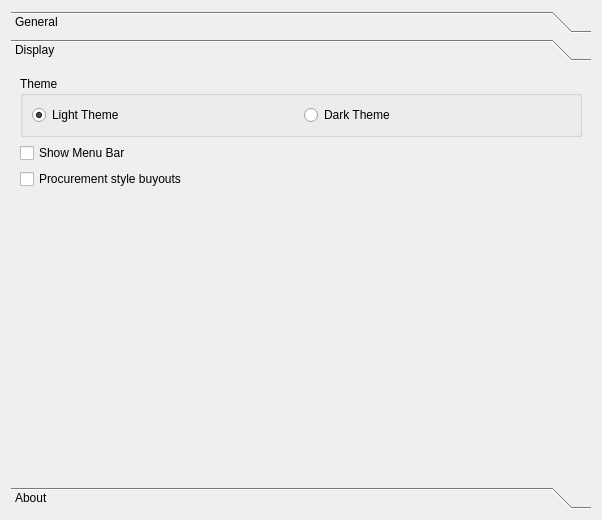
The window that forms/settingspane.ui (xyzz/acquisition) describes before a commit, drawn with Qt 5.
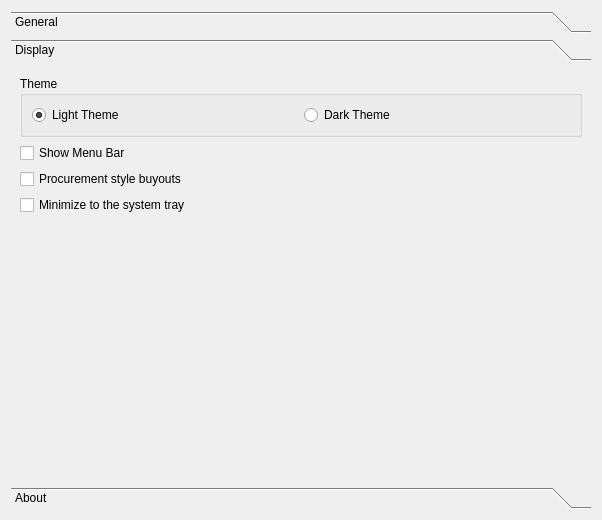
The same window after the commit. The open tabs and pages were chosen to show the change.

Commit message: Added a toggle to minimizing to the system tray

```diff
--- a/forms/settingspane.ui
+++ b/forms/settingspane.ui
@@ -320,6 +320,13 @@
          </property>
         </widget>
        </item>
+       <item>
+        <widget class="QCheckBox" name="minimizeBox">
+         <property name="text">
+          <string>Minimize to the system tray</string>
+         </property>
+        </widget>
+       </item>
        <item>
         <spacer name="verticalSpacer_3">
          <property name="orientation">
```
Left out of the diff: 2 changed lines with no effect on the pictures. The commit also changes 3 other files.
